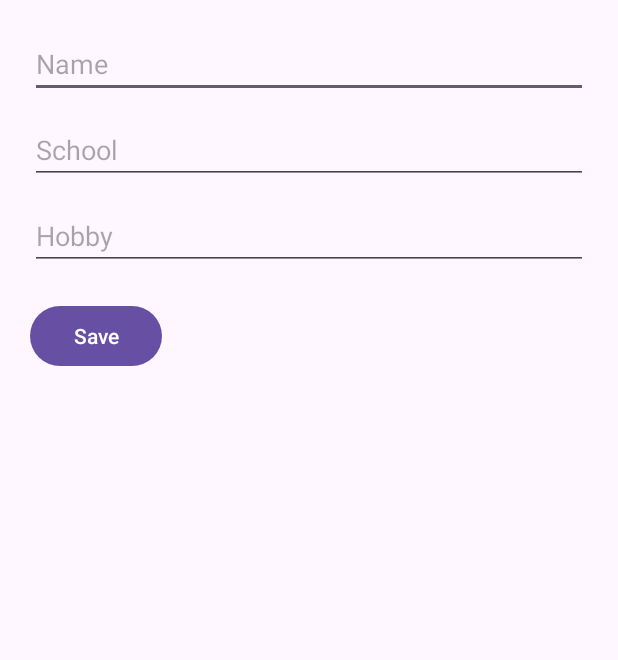
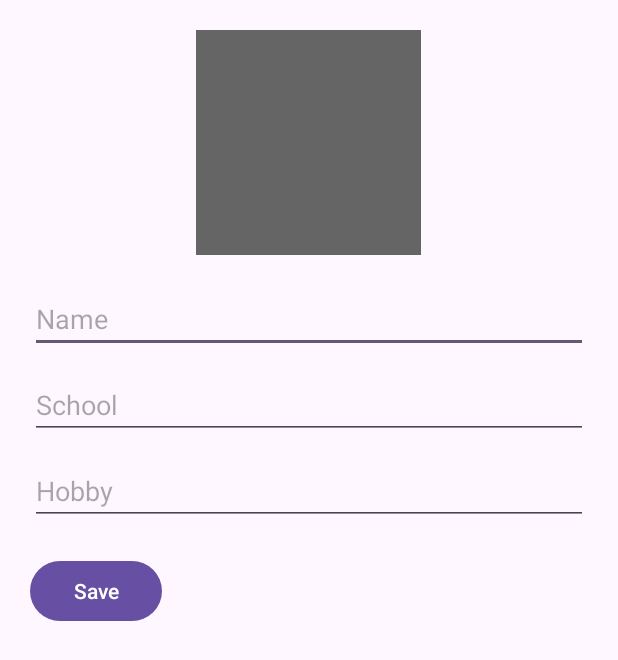
Before and after one commit to danielaquaries20/HelloWorld, an Android app: the AddFriendActivity screen opened directly, with no data from a screen before it, on a phone screen of 412 x 824 dp. Shown: the top 660 px of the screen. Run offline under Robolectric (Android 15) with nearby library versions, the phone set to English and light mode, and no system bars; our stand-ins replace Room's generated code, data binding.

Commit message:
Add Photo Friend

```diff
--- a/app/src/main/AndroidManifest.xml
+++ b/app/src/main/AndroidManifest.xml
@@ -35,7 +35,7 @@
             android:exported="false" />
         <activity
             android:name=".pertemuan12.ListFriendActivity"
-            android:exported="true" />
+            android:exported="true"/>
         <activity
             android:name=".mytest.permission.TestGetPhotoActivity"
             android:exported="true" />
--- a/app/src/main/java/com/daniel/helloworld/pertemuan12/AdapterRVFriend.kt
+++ b/app/src/main/java/com/daniel/helloworld/pertemuan12/AdapterRVFriend.kt
@@ -35,6 +35,10 @@ class AdapterRVFriend(
 
         holder.tvName.text = currentItem.name
         holder.tvSchool.text = currentItem.school
+        val photoBtm = AddFriendActivity().stringToBitmap(currentItem.photo)
+        photoBtm?.let {
+            holder.ivPhoto.setImageBitmap(it)
+        }
 
         holder.itemView.setOnClickListener { onItemClick(position, currentItem) }
     }
--- a/app/src/main/java/com/daniel/helloworld/pertemuan12/database/AppDatabase.kt
+++ b/app/src/main/java/com/daniel/helloworld/pertemuan12/database/AppDatabase.kt
@@ -7,7 +7,7 @@ import androidx.room.RoomDatabase
 
 @Database(
     entities = [Friend::class],
-    version = 1
+    version = 2
 )
 abstract class MyDatabase : RoomDatabase() {
 
--- a/app/src/main/java/com/daniel/helloworld/pertemuan12/database/Friend.kt
+++ b/app/src/main/java/com/daniel/helloworld/pertemuan12/database/Friend.kt
@@ -7,7 +7,8 @@ import androidx.room.PrimaryKey
 data class Friend(
     var name : String,
     var school : String,
-    var hobby : String
+    var hobby : String,
+    var photo : String = ""
 ) {
     @PrimaryKey(autoGenerate = true)
     var id: Int = 0
--- a/app/src/main/java/com/daniel/helloworld/pertemuan12/database/FriendDao.kt
+++ b/app/src/main/java/com/daniel/helloworld/pertemuan12/database/FriendDao.kt
@@ -15,6 +15,10 @@ interface FriendDao {
     @Query("SELECT * FROM friend")
     fun getAll(): Flow<List<Friend>>
 
+
+    @Query("SELECT * from friend WHERE id = :id")
+    fun getItemById(id: Int) : Flow<Friend?>
+
     @Update
     suspend fun update(friend: Friend)
 
--- a/app/src/main/res/layout/activity_add_friend.xml
+++ b/app/src/main/res/layout/activity_add_friend.xml
@@ -10,6 +10,14 @@
         android:layout_height="match_parent"
         android:orientation="vertical"
         tools:context=".pertemuan12.AddFriendActivity">
+
+        <ImageView
+            android:id="@+id/iv_photo"
+            android:layout_width="150dp"
+            android:layout_height="150dp"
+            android:layout_gravity="center_horizontal"
+            android:layout_marginTop="20dp"
+            android:src="@color/dark_gray" />
 
         <EditText
             android:id="@+id/et_name"
@@ -42,6 +50,15 @@
             android:layout_margin="20dp"
             android:text="Save" />
 
+        <Button
+            android:id="@+id/btn_delete"
+            android:layout_width="wrap_content"
+            android:layout_height="wrap_content"
+            android:layout_marginHorizontal="20dp"
+            android:visibility="invisible"
+            android:backgroundTint="@color/dark_red"
+            android:text="Delete" />
+
     </LinearLayout>
 
 </layout>
```
Also changed, not shown: app/src/main/java/com/daniel/helloworld/pertemuan12/AddFriendActivity.kt (+149 -3 lines), app/src/main/java/com/daniel/helloworld/pertemuan12/FriendViewModel.kt (+10 -0 lines), app/src/main/java/com/daniel/helloworld/pertemuan12/ListFriendActivity.kt (+6 -1 lines).
